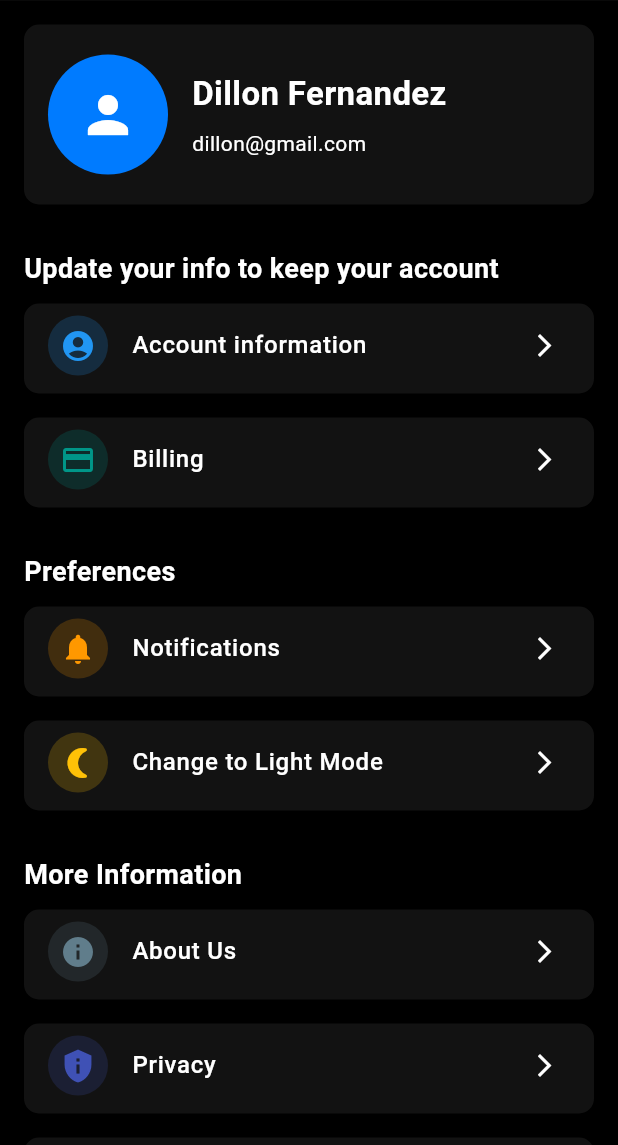
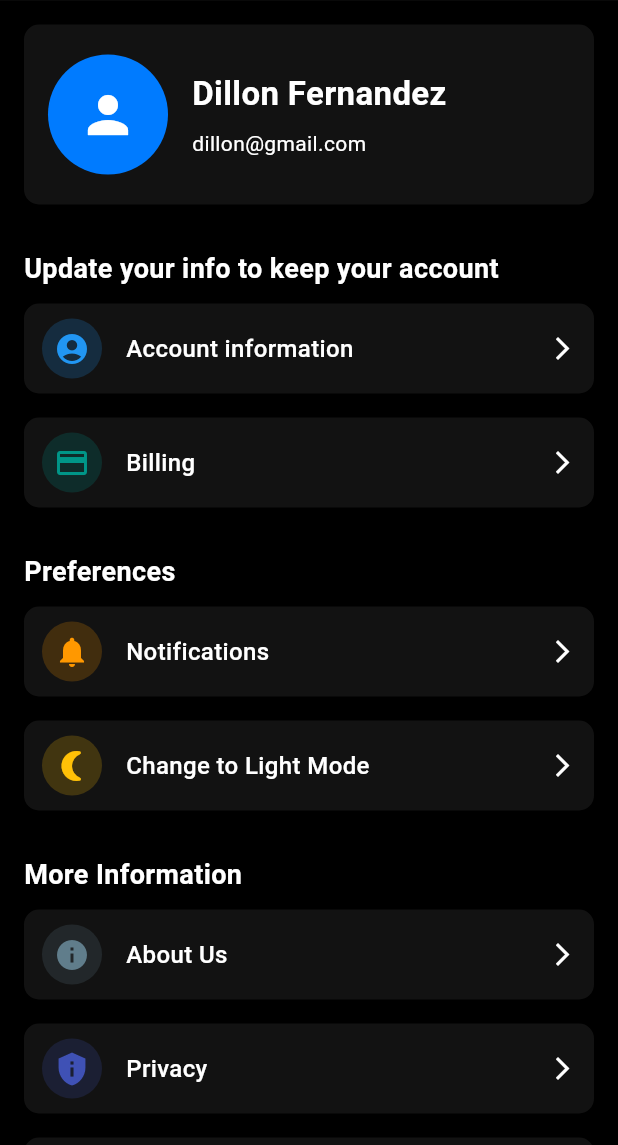
Before and after one commit to DillonFernandez/ByteCart-App, a Flutter app: the AccountPage screen opened directly with sample values from the repository, after a tap on "Change to Dark Mode", on a phone screen of 412 x 824 dp, the part 91-1236 px from its top. Run offline on Flutter 3.47's test engine with Material 3 defaults, Android fonts, the phone set to English and light mode, and no system bars; our stand-ins replace flutter_svg.

```diff
--- a/lib/screens/account.dart
+++ b/lib/screens/account.dart
@@ -245,20 +245,31 @@
                 onTap: onTap,
                 child: SizedBox(
                   height: 60,
-                  child: ListTile(
-                    leading: CircleAvatar(
+                  child: Center(
+                    child: Row(
+                      mainAxisAlignment: MainAxisAlignment.start,
+                      crossAxisAlignment: CrossAxisAlignment.center,
+                      children: [
+                        const SizedBox(width: 12),
+                        CircleAvatar(
                           radius: 20,
                           backgroundColor: color.withOpacity(0.2),
                           child: Icon(icon, color: color, size: 24),
                         ),
-                    title: Text(
+                        const SizedBox(width: 16),
+                        Expanded(
+                          child: Text(
                             title,
                             style: const TextStyle(
                               fontSize: 16,
                               fontWeight: FontWeight.w500,
                             ),
                           ),
-                    trailing: const Icon(Icons.arrow_forward_ios, size: 18),
+                        ),
+                        const Icon(Icons.arrow_forward_ios, size: 18),
+                        const SizedBox(width: 12),
+                      ],
+                    ),
                   ),
                 ),
               ),
--- a/lib/screens/login.dart
+++ b/lib/screens/login.dart
@@ -324,7 +324,7 @@
             return Row(
               children: [
                 SizedBox(
-                  width: size.width * 0.45,
+                  width: size.width * 0.5,
                   height: size.height,
                   child: Container(
                     color: const Color(0xFF007BFF),
@@ -332,7 +332,7 @@
                   ),
                 ),
                 SizedBox(
-                  width: size.width * 0.55,
+                  width: size.width * 0.5,
                   height: size.height,
                   child: Center(
                     child: SingleChildScrollView(
@@ -354,7 +354,7 @@
           return Stack(
             children: [
               Container(
-                height: size.height * 0.45,
+                height: size.height * 0.5,
                 width: double.infinity,
                 color: const Color(0xFF007BFF),
               ),
--- a/lib/screens/register.dart
+++ b/lib/screens/register.dart
@@ -316,7 +316,7 @@
             return Row(
               children: [
                 SizedBox(
-                  width: size.width * 0.45,
+                  width: size.width * 0.5,
                   height: size.height,
                   child: Container(
                     color: const Color(0xFF007BFF),
@@ -324,7 +324,7 @@
                   ),
                 ),
                 SizedBox(
-                  width: size.width * 0.55,
+                  width: size.width * 0.5,
                   height: size.height,
                   child: Center(
                     child: SingleChildScrollView(
@@ -346,7 +346,7 @@
             return Stack(
               children: [
                 Container(
-                  height: size.height * 0.45,
+                  height: size.height * 0.5,
                   width: double.infinity,
                   color: const Color(0xFF007BFF),
                 ),
```
Lines whose indentation alone changed are shown as unchanged.
